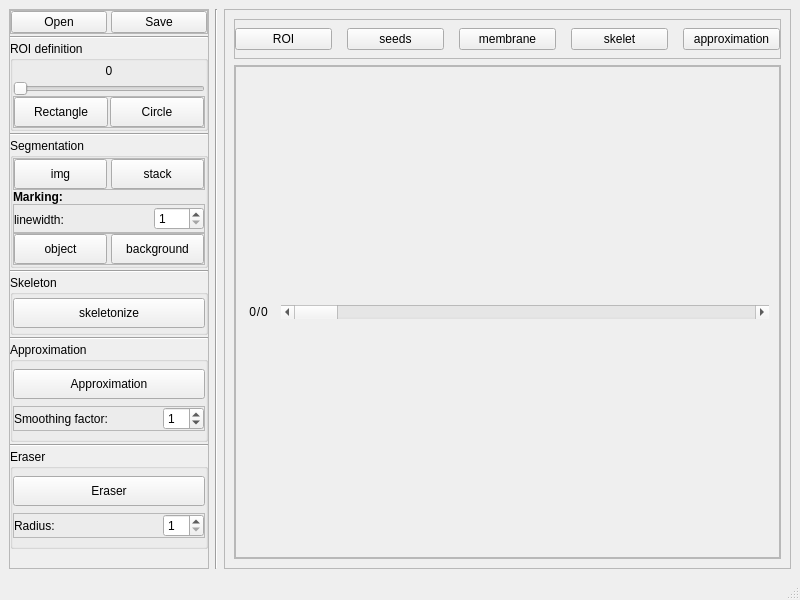
This is memskel/memskel.ui in mazoku/MemSkel as Qt 5 draws it before an edit. The edited form follows.
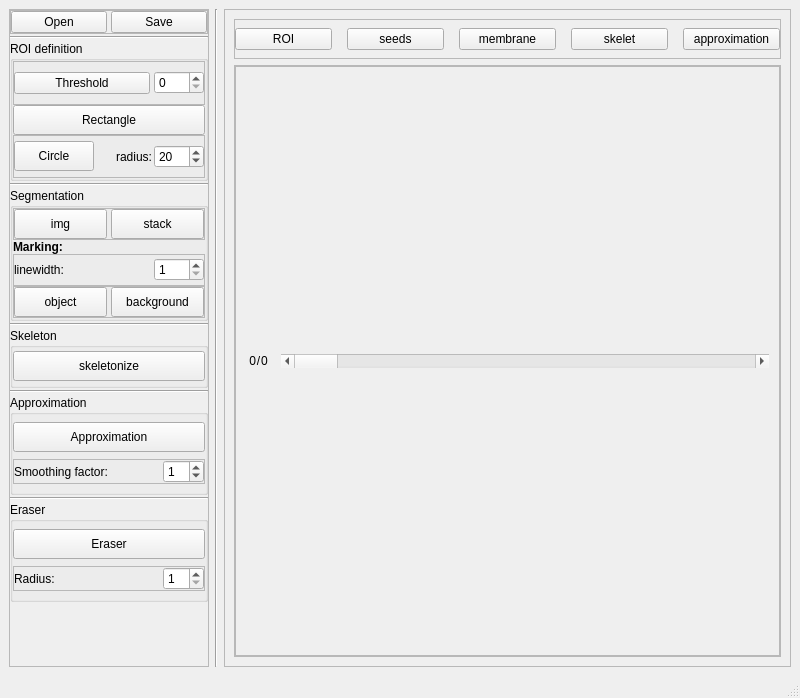
This is the edited form.

What changed in the file:
```diff
--- a/memskel/memskel.ui
+++ b/memskel/memskel.ui
@@ -7,7 +7,7 @@
     <x>0</x>
     <y>0</y>
     <width>800</width>
-    <height>600</height>
+    <height>698</height>
    </rect>
   </property>
   <property name="windowTitle">
@@ -92,13 +92,13 @@
          <property name="minimumSize">
           <size>
            <width>0</width>
-           <height>90</height>
+           <height>140</height>
           </size>
          </property>
          <property name="maximumSize">
           <size>
            <width>16777215</width>
-           <height>120</height>
+           <height>200</height>
           </size>
          </property>
          <property name="title">
@@ -112,31 +112,59 @@
            <number>0</number>
           </property>
           <item>
-           <widget class="QLabel" name="threshold_LBL">
-            <property name="maximumSize">
-             <size>
-              <width>20000</width>
-              <height>20</height>
-             </size>
+           <widget class="QFrame" name="frame_9">
+            <property name="frameShape">
+             <enum>QFrame::StyledPanel</enum>
             </property>
-            <property name="layoutDirection">
-             <enum>Qt::LeftToRight</enum>
+            <property name="frameShadow">
+             <enum>QFrame::Raised</enum>
             </property>
-            <property name="text">
-             <string>0</string>
-            </property>
-            <property name="alignment">
-             <set>Qt::AlignCenter</set>
-            </property>
+            <layout class="QHBoxLayout" name="horizontalLayout_11">
+             <property name="spacing">
+              <number>4</number>
+             </property>
+             <property name="margin">
+              <number>0</number>
+             </property>
+             <item>
+              <widget class="QPushButton" name="threshold_BTN">
+               <property name="text">
+                <string>Threshold</string>
+               </property>
+               <property name="checkable">
+                <bool>true</bool>
+               </property>
+              </widget>
+             </item>
+             <item>
+              <widget class="QSpinBox" name="threshold_SB">
+               <property name="maximumSize">
+                <size>
+                 <width>50</width>
+                 <height>16777215</height>
+                </size>
+               </property>
+               <property name="maximum">
+                <number>255</number>
+               </property>
+              </widget>
+             </item>
+            </layout>
            </widget>
           </item>
           <item>
-           <widget class="QSlider" name="threshold_SL">
-            <property name="maximum">
-             <number>255</number>
+           <widget class="QPushButton" name="rectangle_ROI_BTN">
+            <property name="minimumSize">
+             <size>
+              <width>0</width>
+              <height>30</height>
+             </size>
             </property>
-            <property name="orientation">
-             <enum>Qt::Horizontal</enum>
+            <property name="text">
+             <string>Rectangle</string>
+            </property>
+            <property name="checkable">
+             <bool>true</bool>
             </property>
            </widget>
           </item>
@@ -155,19 +183,6 @@
              <property name="margin">
               <number>0</number>
              </property>
-             <item>
-              <widget class="QPushButton" name="rectangle_ROI_BTN">
-               <property name="minimumSize">
-                <size>
-                 <width>0</width>
-                 <height>30</height>
-                </size>
-               </property>
-               <property name="text">
-                <string>Rectangle</string>
-               </property>
-              </widget>
-             </item>
              <item>
               <widget class="QPushButton" name="circle_ROI_BTN">
                <property name="minimumSize">
@@ -179,6 +194,32 @@
                <property name="text">
                 <string>Circle</string>
                </property>
+               <property name="checkable">
+                <bool>true</bool>
+               </property>
+              </widget>
+             </item>
+             <item>
+              <widget class="QLabel" name="label_7">
+               <property name="text">
+                <string>radius:</string>
+               </property>
+               <property name="alignment">
+                <set>Qt::AlignRight|Qt::AlignTrailing|Qt::AlignVCenter</set>
+               </property>
+              </widget>
+             </item>
+             <item>
+              <widget class="QSpinBox" name="circ_roi_radius_SB">
+               <property name="maximumSize">
+                <size>
+                 <width>50</width>
+                 <height>16777215</height>
+                </size>
+               </property>
+               <property name="value">
+                <number>20</number>
+               </property>
               </widget>
              </item>
             </layout>
```
Left out of the diff: 19 changed lines with no effect on the pictures.
